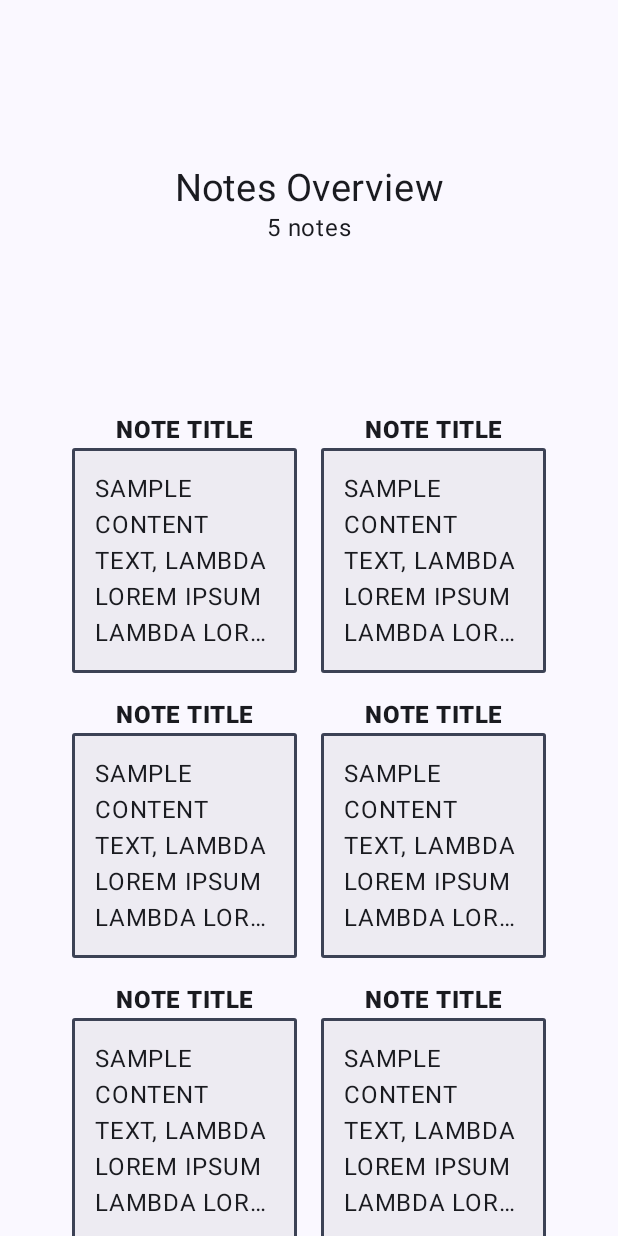
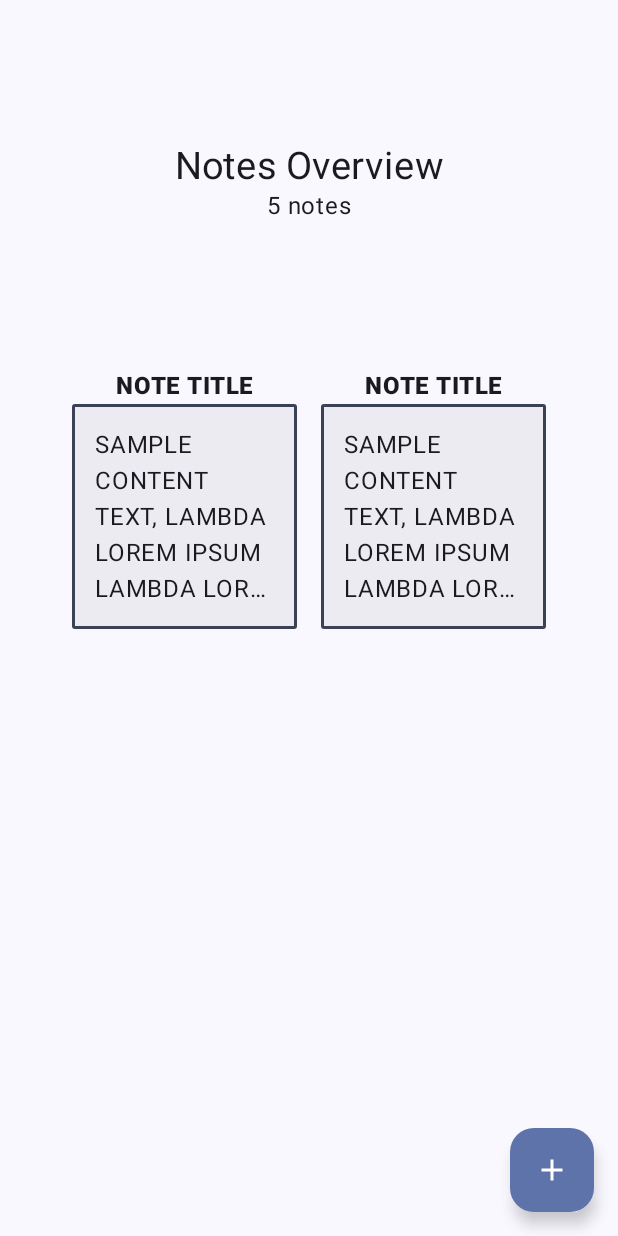
Before and after one commit to saucysooy/NoteTakingApp, an Android app built with Jetpack Compose: the screen it shows after launch (MainActivity), on a phone screen of 412 x 824 dp. Run offline under Robolectric (Android 15) with nearby library versions, the phone set to English and light mode, and no system bars.

Commit message:
feat: Add Floating Action Button for creating new notes and a create note screen
This introduces a Floating Action Button (FAB) to the note overview screen, and a screen for creating new notes

The FAB is positioned in the bottom right and displays "+", making it intuitive for users to create new notes

Create new note screen includes:
- Create new note title
- Title text field
- Note's body/description text field

```diff
--- a/app/src/main/java/com/example/noteapp/MainActivity.kt
+++ b/app/src/main/java/com/example/noteapp/MainActivity.kt
@@ -6,34 +6,40 @@ import androidx.activity.ComponentActivity
 import androidx.activity.compose.setContent
 import androidx.activity.enableEdgeToEdge
 import androidx.compose.foundation.border
-import androidx.compose.foundation.layout.Arrangement
 import androidx.compose.foundation.layout.Box
 import androidx.compose.foundation.layout.Column
 import androidx.compose.foundation.layout.Row
+import androidx.compose.foundation.layout.Spacer
 import androidx.compose.foundation.layout.fillMaxHeight
 import androidx.compose.foundation.layout.fillMaxSize
 import androidx.compose.foundation.layout.fillMaxWidth
+import androidx.compose.foundation.layout.height
+import androidx.compose.foundation.layout.padding
+import androidx.compose.foundation.layout.width
+import androidx.compose.foundation.rememberScrollState
+import androidx.compose.foundation.shape.RoundedCornerShape
+import androidx.compose.foundation.verticalScroll
+import androidx.compose.material.icons.Icons
+import androidx.compose.material.icons.filled.Add
+import androidx.compose.material3.FloatingActionButton
+import androidx.compose.material3.Icon
+import androidx.compose.material3.MaterialTheme
 import androidx.compose.material3.Surface
 import androidx.compose.material3.Text
+import androidx.compose.material3.TextField
 import androidx.compose.runtime.Composable
 import androidx.compose.ui.Alignment
 import androidx.compose.ui.Modifier
-import androidx.compose.ui.tooling.preview.Preview
-import androidx.compose.ui.unit.sp
-import androidx.compose.ui.unit.dp
-import com.example.noteapp.ui.theme.NoteAppTheme
-import androidx.compose.foundation.layout.padding
-import androidx.compose.foundation.layout.width
-import androidx.compose.foundation.layout.height
-import androidx.compose.foundation.shape.RoundedCornerShape
-import androidx.compose.material3.MaterialTheme
 import androidx.compose.ui.draw.clip
 import androidx.compose.ui.graphics.Color
 import androidx.compose.ui.text.font.FontWeight
 import androidx.compose.ui.text.style.TextOverflow
-import androidx.compose.foundation.layout.Spacer
-import androidx.compose.foundation.rememberScrollState
-import androidx.compose.foundation.verticalScroll
+import androidx.compose.ui.tooling.preview.Preview
+import androidx.compose.ui.unit.dp
+import androidx.compose.ui.unit.sp
+import com.example.noteapp.ui.theme.NoteAppTheme
+import androidx.compose.ui.text.input.TextFieldValue
+
 
 class MainActivity : ComponentActivity() {
     override fun onCreate(savedInstanceState: Bundle?) {
@@ -70,31 +76,13 @@ fun NoteOverviewContent(modifier: Modifier = Modifier) {
             NoteCard()
         }
         Spacer(modifier = Modifier.height(16.dp))
-        Row {
-            NoteCard()
-            Spacer(modifier = Modifier.width(16.dp))
-            NoteCard()
-        }
-        Spacer(modifier = Modifier.height(16.dp))
-        Row {
-            NoteCard()
-            Spacer(modifier = Modifier.width(16.dp))
-            NoteCard()
-        }
-        Spacer(modifier = Modifier.height(16.dp))
-        Row {
-            NoteCard()
-            Spacer(modifier = Modifier.width(16.dp))
-            NoteCard()
-        }
-
     }
 }
 
 @Composable
 fun NoteOverview(modifier: Modifier = Modifier) {
     Column(
-        horizontalAlignment = Alignment.CenterHorizontally, // Center header in NoteOverview
+        horizontalAlignment = Alignment.CenterHorizontally,
         modifier = modifier
             .fillMaxWidth()
             .fillMaxHeight()
@@ -105,7 +93,9 @@ fun NoteOverview(modifier: Modifier = Modifier) {
         Box(modifier = Modifier.weight(2f)) {
             NoteOverviewContent()
         }
+        CreateButton(onClick = {})
     }
+
 }
 
 @Composable
@@ -136,13 +126,61 @@ fun NoteCard (modifier: Modifier = Modifier) {
     }
 }
 
-@Preview(showBackground = true)
 @Composable
-fun NoteCardPreview(){
+fun CreateButton(onClick: () -> Unit) {
+    Box (modifier = Modifier.fillMaxWidth()) {
+        FloatingActionButton(
+            modifier = Modifier.align(Alignment.BottomEnd).padding(16.dp),
+            onClick = { onClick() },
+        ) {
+            Icon(Icons.Filled.Add, "Floating action button.")
+        }
+    }
+}
+
+@Composable
+fun NewNoteScreen(modifier: Modifier = Modifier){
+    Surface(modifier = Modifier.fillMaxSize(),) {
+        Column (horizontalAlignment = Alignment.CenterHorizontally){
+            Spacer(modifier = Modifier.height(16.dp))
+
+            Text(text = "Create New Note", fontWeight = FontWeight(800), fontSize = 25.sp)
+            Text(text = "")
+            Spacer(modifier = Modifier.height(16.dp))
+
+            TextField(
+                singleLine = true,
+                value = "",
+                onValueChange = {},
+                placeholder = { Text(text = "Enter Title...") }
+            )
+
+            Spacer(modifier = Modifier.height(16.dp))
+
+            TextField(
+                modifier = Modifier.fillMaxHeight(0.6f).fillMaxWidth(0.9f),
+                singleLine = false,
+                value = "",
+                onValueChange = {},
+                placeholder = { Text(text = "Type your note here...") }
+            )
+        }
+    }
+}
+
+@Preview(
+    name = "Light Mode",
+    showBackground = true,
+)
+@Preview(
+    uiMode = Configuration.UI_MODE_NIGHT_YES,
+    name = "Dark Mode",
+    showBackground = true,
+)
+@Composable
+fun CreateScreenPreview() {
     NoteAppTheme {
-        Surface() {
-            NoteCard()
-        }
+        NewNoteScreen()
     }
 }
 
```
